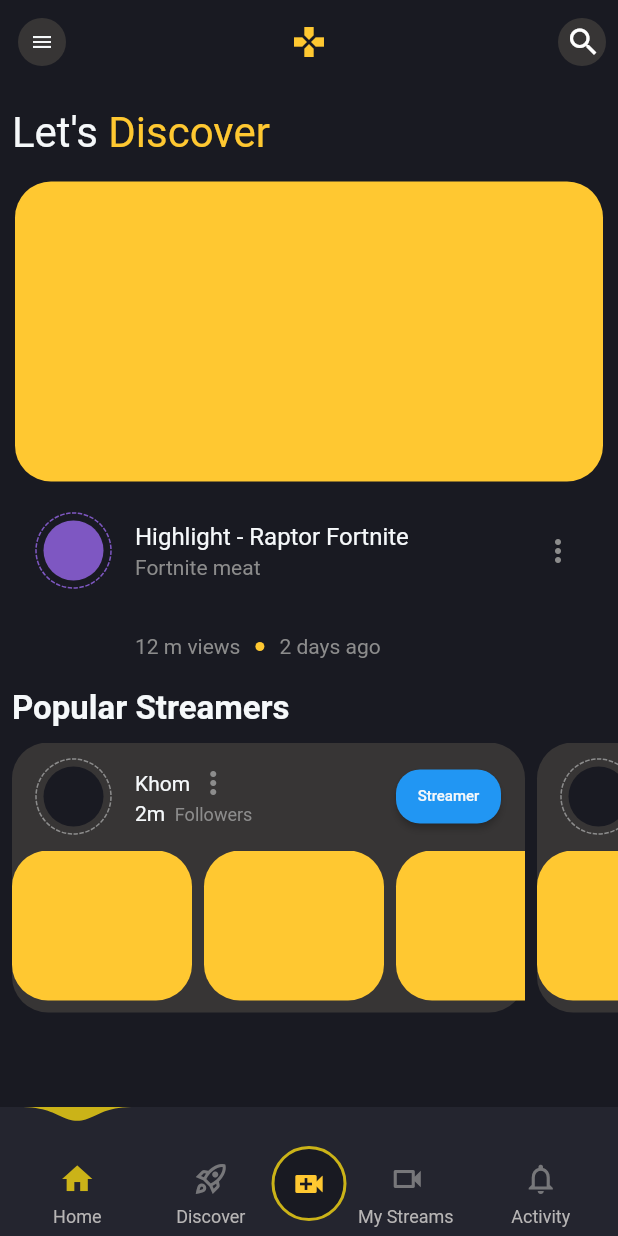
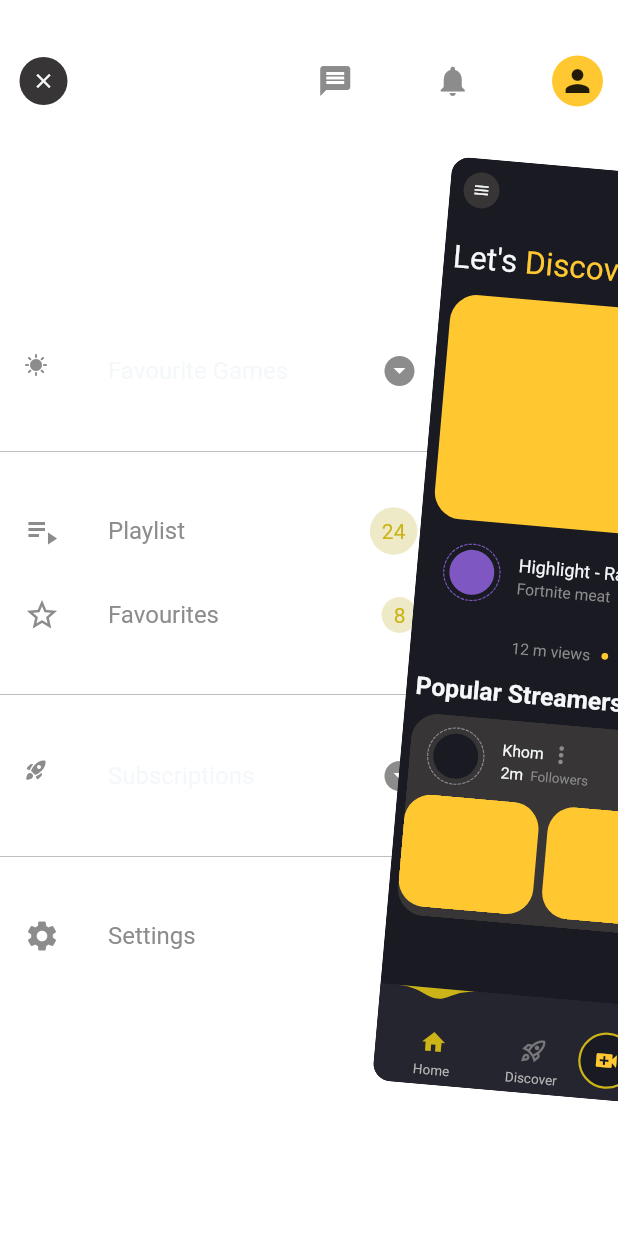
Before and after one commit to J0313-1806/trigital_demo_shaff, a Flutter app: the screen it shows after launch, after a tap on the "menu" icon, on a phone screen of 412 x 824 dp. Run offline on Flutter 3.47's test engine with Material 2 defaults, Android fonts, the phone set to English and light mode, and no system bars; drawn by our look-alikes of dotted_border; our stand-ins replace get.

Commit message:
bug fixes, code refactoring

```diff
--- a/lib/src/constants/app_strings.dart
+++ b/lib/src/constants/app_strings.dart
@@ -1 +1,15 @@
-class AppString {}
+class AppString {
+  static const String streamerBtn = 'Streamer';
+  static const String homeMain1 = 'Let\'s ';
+  static const String homeMain2 = 'Discover';
+  static const String homeSubMain = 'Popular Streamers';
+  static const String views = 'views';
+  static const String daysAgo = 'days ago';
+  static const String followers = ' Followers';
+  static const String favGames = 'Favourite Games';
+  static const String subscriptions = 'Subscriptions';
+  static const String settings = 'Settings';
+  static const String activityPage = 'Activity Page';
+  static const String discoverPage = 'Discover Page';
+  static const String myStreamerPage = 'My Streamer Page';
+}
--- a/lib/src/controller/menu_sc_controller.dart
+++ b/lib/src/controller/menu_sc_controller.dart
@@ -19,7 +19,7 @@ class MenuSController extends GetxController {
   RxBool favouriteGameTileExpanded = RxBool(false);
   RxBool subscriptionTileExpanded = RxBool(false);
 
-  /// For turning the trailing icon in expansion list tile
+  /// For rotating the trailing icon in expansion list tile
   void onExpansionChange(bool value) {
     favouriteGameTileExpanded(value);
   }
--- a/lib/src/view/main_screen.dart
+++ b/lib/src/view/main_screen.dart
@@ -21,6 +21,7 @@ class StartPage extends StatelessWidget {
       mainScreenScale: 0.25,
       menuScreenWidth: double.infinity,
       angle: 5,
+      androidCloseOnBackTap: true,
       style: DrawerStyle.defaultStyle,
     );
   }
@@ -37,7 +38,7 @@ class MainScreen extends StatelessWidget {
         leading: IconButton(
           splashRadius: 24,
           onPressed: () async {
-            _mainSController.zoomDrawerController.value.open;
+            _mainSController.zoomDrawerController.value.open?.call();
           },
           icon: Container(
             padding: const EdgeInsets.all(8.0),
--- a/lib/src/view/menu_screen.dart
+++ b/lib/src/view/menu_screen.dart
@@ -1,6 +1,7 @@
 import 'package:flutter/material.dart';
 import 'package:get/get.dart';
 import 'package:trigital_demo_shaff/src/constants/app_colors.dart';
+import 'package:trigital_demo_shaff/src/constants/app_strings.dart';
 import 'package:trigital_demo_shaff/src/controller/main_sc_controller.dart';
 import 'package:trigital_demo_shaff/src/controller/menu_sc_controller.dart';
 import 'package:trigital_demo_shaff/src/widget/anim_chevron.dart';
@@ -21,8 +22,8 @@ class MenuScreen extends StatelessWidget {
             children: <Widget>[
               IconButton(
                 splashRadius: 24,
-                onPressed: () async {
-                  mainSController.zoomDrawerController.value.close;
+                onPressed: () {
+                  mainSController.zoomDrawerController.value.close?.call();
                 },
                 icon: Container(
                   padding: const EdgeInsets.all(8.0),
@@ -70,7 +71,7 @@ class MenuScreen extends StatelessWidget {
               children: <Widget>[
                 ExpansionTile(
                   title: const Text(
-                    'Favourite Games',
+                    AppString.favGames,
                     style: TextStyle(
                       color: Color(
                         AppColors.white,
@@ -87,12 +88,10 @@ class MenuScreen extends StatelessWidget {
                         isExpanded:
                             menuScontroller.favouriteGameTileExpanded.value),
                   ),
-
                   onExpansionChanged: (value) =>
                       menuScontroller.favouriteGameTileExpanded(value),
                   expandedAlignment: Alignment.centerLeft,
                   expandedCrossAxisAlignment: CrossAxisAlignment.start,
-                  // tilePadding: const EdgeInsets.all(0),
                   children: List.generate(
                     menuScontroller.favouriteGamesList.value.length,
                     (index) => Padding(
@@ -168,7 +167,7 @@ class MenuScreen extends StatelessWidget {
                 ),
                 ExpansionTile(
                   title: const Text(
-                    'Subscriptions',
+                    AppString.subscriptions,
                     style: TextStyle(
                       color: Color(
                         AppColors.white,
@@ -215,7 +214,7 @@ class MenuScreen extends StatelessWidget {
                     color: Color(AppColors.grey),
                   ),
                   title: const Text(
-                    'Settings',
+                    AppString.settings,
                     style: TextStyle(
                       color: Color(
                         AppColors.grey,
--- a/lib/src/view/pages/activity_page.dart
+++ b/lib/src/view/pages/activity_page.dart
@@ -1,5 +1,6 @@
 import 'package:flutter/material.dart';
 import 'package:trigital_demo_shaff/src/constants/app_colors.dart';
+import 'package:trigital_demo_shaff/src/constants/app_strings.dart';
 
 class ActivityPage extends StatelessWidget {
   const ActivityPage({super.key});
@@ -10,7 +11,7 @@ class ActivityPage extends StatelessWidget {
       backgroundColor: Color(AppColors.black),
       body: Center(
         child: Text(
-          'Activity Page',
+          AppString.activityPage,
           style: TextStyle(
             color: Color(AppColors.white),
           ),
--- a/lib/src/view/pages/discover_page.dart
+++ b/lib/src/view/pages/discover_page.dart
@@ -1,5 +1,6 @@
 import 'package:flutter/material.dart';
 import 'package:trigital_demo_shaff/src/constants/app_colors.dart';
+import 'package:trigital_demo_shaff/src/constants/app_strings.dart';
 
 class DiscoverPage extends StatelessWidget {
   const DiscoverPage({super.key});
@@ -10,7 +11,7 @@ class DiscoverPage extends StatelessWidget {
       backgroundColor: Color(AppColors.black),
       body: Center(
         child: Text(
-          'Discover Page',
+          AppString.discoverPage,
           style: TextStyle(
             color: Color(AppColors.white),
           ),
--- a/lib/src/view/pages/home_page.dart
+++ b/lib/src/view/pages/home_page.dart
@@ -1,6 +1,7 @@
 import 'package:dotted_border/dotted_border.dart';
 import 'package:flutter/material.dart';
 import 'package:trigital_demo_shaff/src/constants/app_colors.dart';
+import 'package:trigital_demo_shaff/src/constants/app_strings.dart';
 
 class HomePage extends StatelessWidget {
   const HomePage({super.key});
@@ -19,13 +20,13 @@ class HomePage extends StatelessWidget {
                 style: TextStyle(fontSize: 28),
                 children: [
                   TextSpan(
-                    text: 'Let\'s ',
+                    text: AppString.homeMain1,
                     style: TextStyle(
                       color: Color(AppColors.white),
                     ),
                   ),
                   TextSpan(
-                    text: 'Discover',
+                    text: AppString.homeMain2,
                     style: TextStyle(
                       color: Color(AppColors.yellow),
                     ),
@@ -92,7 +93,7 @@ class HomePage extends StatelessWidget {
                 title: Row(
                   children: [
                     const Text(
-                      '12 m views',
+                      '12 m ${AppString.views}',
                       style:
                           TextStyle(color: Color(AppColors.grey), fontSize: 14),
                     ),
@@ -105,7 +106,7 @@ class HomePage extends StatelessWidget {
                       ),
                     ),
                     const Text(
-                      '2 days ago',
+                      '2 ${AppString.daysAgo}',
                       style:
                           TextStyle(color: Color(AppColors.grey), fontSize: 14),
                     ),
@@ -115,7 +116,7 @@ class HomePage extends StatelessWidget {
               const Align(
                 alignment: Alignment.centerLeft,
                 child: Text(
-                  'Popular Streamers',
+                  AppString.homeSubMain,
                   style: TextStyle(
                     color: Color(AppColors.white),
                     fontWeight: FontWeight.bold,
@@ -178,7 +179,7 @@ class HomePage extends StatelessWidget {
                                     ),
                                   ),
                                   TextSpan(
-                                    text: ' Followers',
+                                    text: AppString.followers,
                                     style: TextStyle(
                                       color: Color(AppColors.grey),
                                       fontSize: 12,
@@ -197,7 +198,7 @@ class HomePage extends StatelessWidget {
                                 padding: EdgeInsets.zero,
                               ),
                               child: const Text(
-                                'Streamer',
+                                AppString.streamerBtn,
                                 style: TextStyle(
                                   color: Color(AppColors.white),
                                   fontSize: 10,
--- a/lib/src/view/pages/my_stream_page.dart
+++ b/lib/src/view/pages/my_stream_page.dart
@@ -1,5 +1,6 @@
 import 'package:flutter/material.dart';
 import 'package:trigital_demo_shaff/src/constants/app_colors.dart';
+import 'package:trigital_demo_shaff/src/constants/app_strings.dart';
 
 class MyStreamPage extends StatelessWidget {
   const MyStreamPage({super.key});
@@ -10,7 +11,7 @@ class MyStreamPage extends StatelessWidget {
       backgroundColor: Color(AppColors.black),
       body: Center(
         child: Text(
-          'My Stream Page',
+          AppString.myStreamerPage,
           style: TextStyle(
             color: Color(AppColors.white),
           ),
--- a/lib/src/widget/anim_chevron.dart
+++ b/lib/src/widget/anim_chevron.dart
@@ -11,9 +11,11 @@ class AnimatedChevron extends StatelessWidget {
     return AnimatedRotation(
       duration: const Duration(milliseconds: 150),
       turns: isExpanded ? 0.5 : 0,
-      child: const Icon(
+      child: Icon(
         Icons.arrow_drop_down_circle,
-        color: Color(AppColors.grey),
+        color: isExpanded
+            ? const Color(AppColors.white)
+            : const Color(AppColors.grey),
       ),
     );
   }
```
